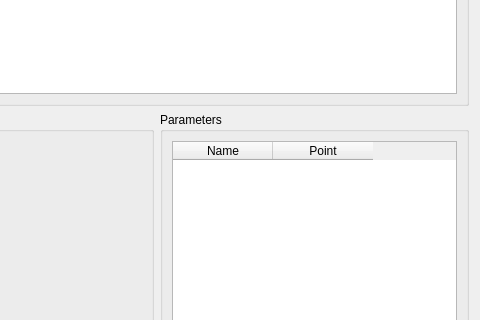
First picture: the form in core/panel/run_Triangle_Solver_template.ui, repository KmolYuan/Pyslvs-UI, before the edit; both pictures show x 381 to 861 and y 98 to 418 of the 861 by 663 pixel window.
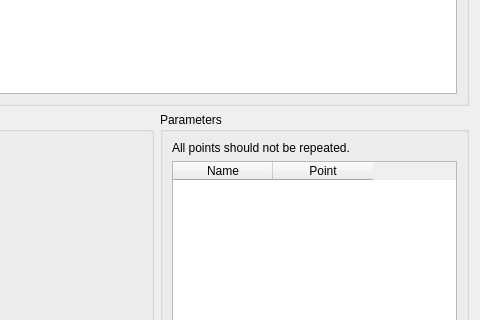
Second picture: the form after the edit. Icons and pictures are not drawn.

Commit message: TS template UI.

The edit to the form file:
```diff
--- a/core/panel/run_Triangle_Solver_template.ui
+++ b/core/panel/run_Triangle_Solver_template.ui
@@ -160,6 +160,13 @@
           <string>Parameters</string>
          </property>
          <layout class="QVBoxLayout" name="verticalLayout_3">
+          <item>
+           <widget class="QLabel" name="label">
+            <property name="text">
+             <string>All points should not be repeated.</string>
+            </property>
+           </widget>
+          </item>
           <item>
            <widget class="QTableWidget" name="parameterTable">
             <property name="selectionBehavior">
```
Left out of the diff: 3 changed lines with no effect on the pictures. The commit also changes 4 other files.
